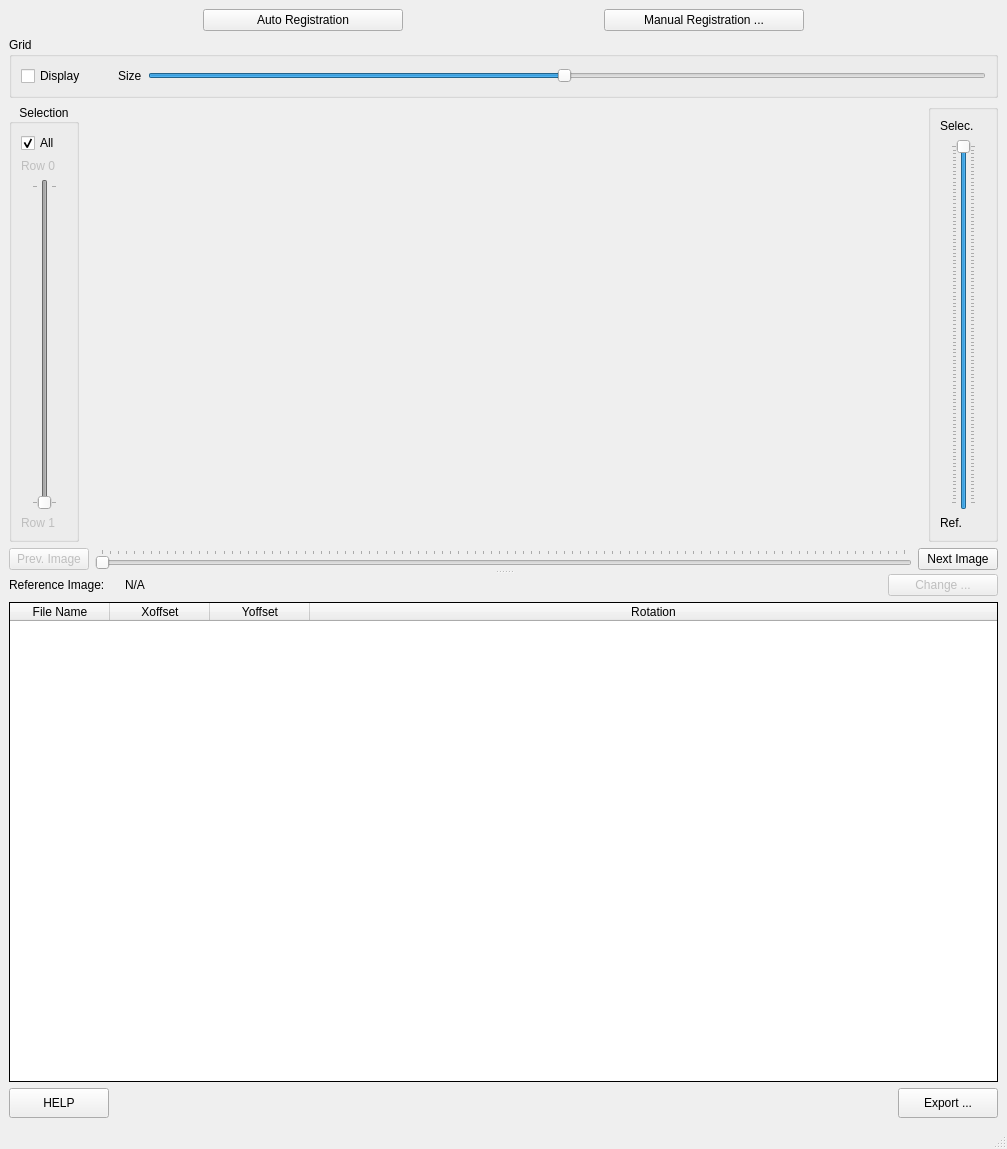
Before: the Qt Designer form ui/ui_registration.ui in neutronimaging/python_notebooks, drawn with Qt 5.
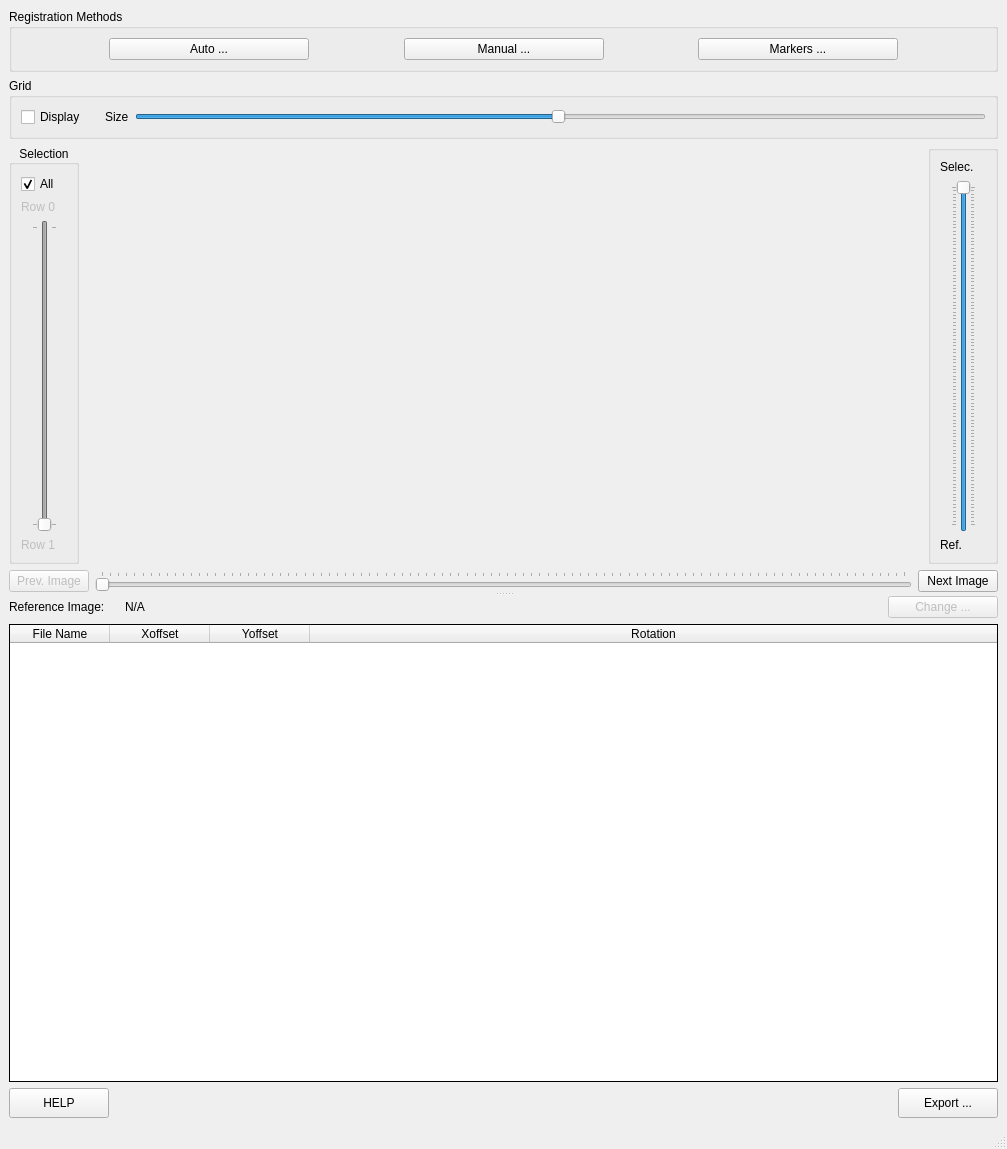
After: the same form once the commit is applied.

Commit message: started to implement the markers ui

Diff of the .ui file:
```diff
--- a/ui/ui_registration.ui
+++ b/ui/ui_registration.ui
@@ -25,6 +25,10 @@
   <widget class="QWidget" name="centralwidget">
    <layout class="QVBoxLayout" name="verticalLayout_4">
     <item>
+     <widget class="QGroupBox" name="groupBox_2">
+      <property name="title">
+       <string>Registration Methods</string>
+      </property>
      <layout class="QHBoxLayout" name="horizontalLayout_5">
       <item>
        <spacer name="horizontalSpacer_2">
@@ -48,7 +52,7 @@
          </size>
         </property>
         <property name="text">
-         <string>Auto Registration</string>
+          <string>Auto ...</string>
         </property>
        </widget>
       </item>
@@ -74,7 +78,7 @@
          </size>
         </property>
         <property name="text">
-         <string>Manual Registration ...</string>
+          <string>Manual ...</string>
         </property>
        </widget>
       </item>
@@ -91,7 +95,34 @@
         </property>
        </spacer>
       </item>
-     </layout>
+       <item>
+        <widget class="QPushButton" name="pushButton_2">
+         <property name="minimumSize">
+          <size>
+           <width>200</width>
+           <height>0</height>
+          </size>
+         </property>
+         <property name="text">
+          <string>Markers ...</string>
+         </property>
+        </widget>
+       </item>
+       <item>
+        <spacer name="horizontalSpacer_5">
+         <property name="orientation">
+          <enum>Qt::Horizontal</enum>
+         </property>
+         <property name="sizeHint" stdset="0">
+          <size>
+           <width>73</width>
+           <height>20</height>
+          </size>
+         </property>
+        </spacer>
+       </item>
+      </layout>
+     </widget>
     </item>
     <item>
      <widget class="QGroupBox" name="groupBox">
@@ -115,7 +146,7 @@
        <item>
         <widget class="QLabel" name="label_4">
          <property name="text">
-          <string>      </string>
+          <string/>
          </property>
         </widget>
        </item>
```
Left out of the diff: 39 changed lines with no effect on the pictures. Lines whose indentation alone changed are shown as unchanged. The commit also changes 5 other files.
